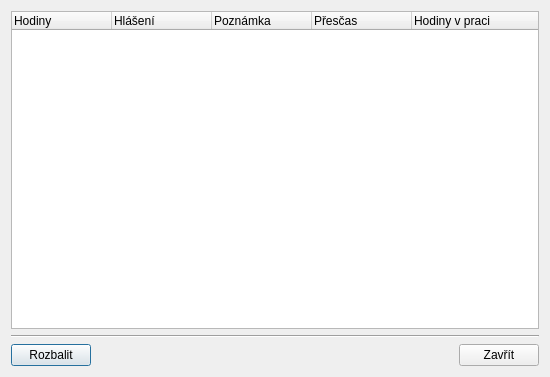
Old version of the form dialogprehled.ui in the repository kubanecxxx/dochazka.
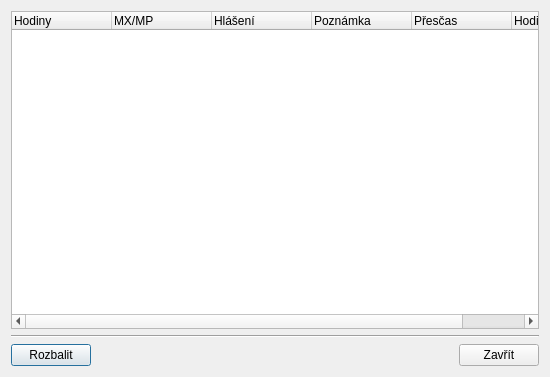
New version of the form.

```diff
--- a/dialogprehled.ui
+++ b/dialogprehled.ui
@@ -24,6 +24,11 @@
        <string>Hodiny</string>
       </property>
      </column>
+     <column>
+      <property name="text">
+       <string>MX/MP</string>
+      </property>
+     </column>
      <column>
       <property name="text">
        <string>Hlášení</string>
```
